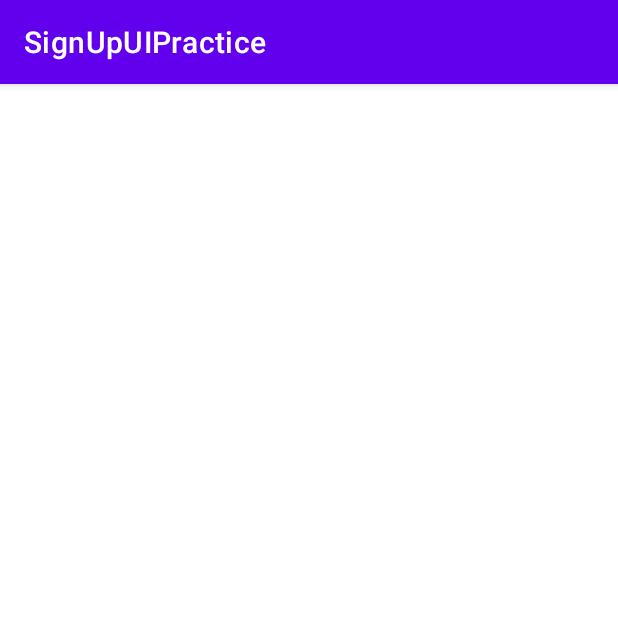
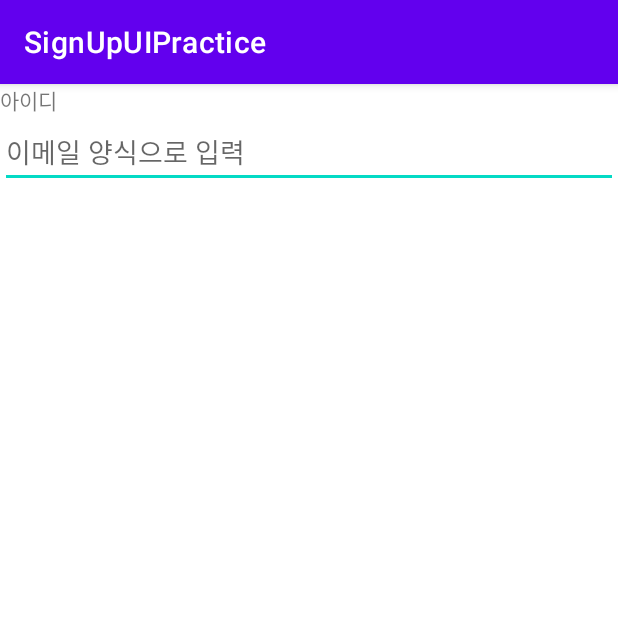
Before and after one commit to Esther021004/SignUpUIPractice, an Android app: the screen it shows after launch (MainActivity), on a phone screen of 412 x 824 dp, the top half of it. Run offline under Robolectric (Android 15) with nearby library versions, the phone set to English and light mode, and no system bars.

Commit message:
아이디 입력 칸 생성 - hint/inputType 속성 체험

```diff
--- a/app/src/main/res/layout/activity_main.xml
+++ b/app/src/main/res/layout/activity_main.xml
@@ -7,5 +7,18 @@
     android:orientation="vertical"
     tools:context=".MainActivity">
 
+    <TextView
+        android:layout_width="wrap_content"
+        android:layout_height="wrap_content"
+        android:text="아이디"/>
+
+    <EditText
+        android:layout_width="match_parent"
+        android:layout_height="wrap_content"
+        android:hint="이메일 양식으로 입력"
+        android:inputType="textEmailAddress"
+        />
+
+
 
 </LinearLayout>
```
